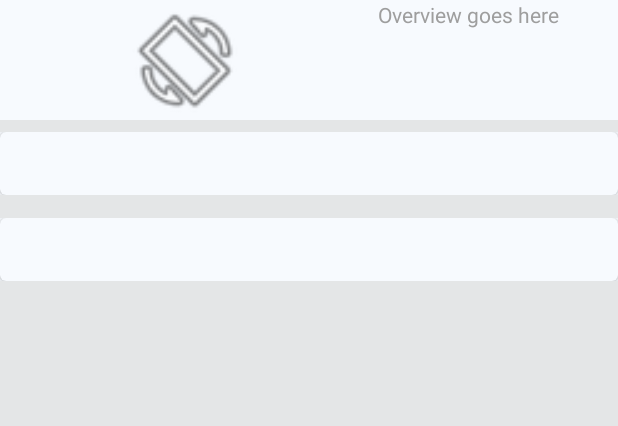
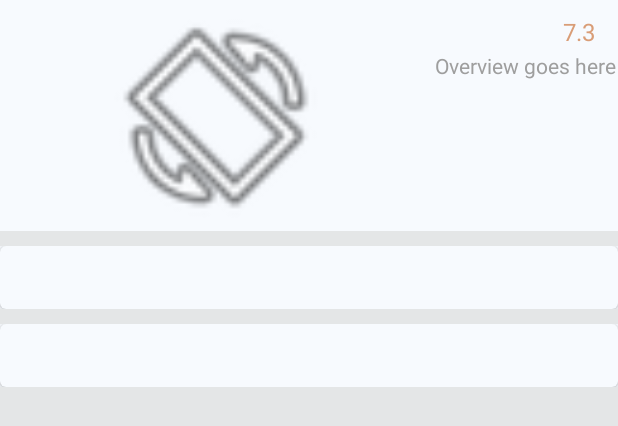
Before and after one commit to CaptainGabriel/YAMDA, an Android app: the layout fragment_popular_info.xml on its own in the app's theme, with its tools: preview values and no code run, on a phone screen of 412 x 824 dp. Shown: the top 426 px of the screen. Run offline under Robolectric (Android 15) with nearby library versions, the phone set to English and light mode, and no system bars; network calls fail.

Commit message:
Add rating view to spotlight movie. Refactor packages.

```diff
--- a/app/build.gradle
+++ b/app/build.gradle
@@ -25,7 +25,7 @@ android {
 
     buildTypes {
         debug {
-            buildConfigField ("Boolean", "SHOW_PICASSO_INDICATORS", "true")
+            buildConfigField ("Boolean", "SHOW_PICASSO_INDICATORS", "false")
         }
 
         release{
--- a/app/src/main/java/com/dev/moviedb/mvvm/activities/TabOptionsActivity.kt
+++ b/app/src/main/java/com/dev/moviedb/mvvm/activities/TabOptionsActivity.kt
@@ -35,8 +35,6 @@ class TabOptionsActivity : AppCompatActivity() {
         pagerLayoutFrame.adapter = MainOptionsPagerAdapter(supportFragmentManager)
 
         setupTabLayout()
-
-
     }
 
     private fun setupTabLayout() {
--- a/app/src/main/java/com/dev/moviedb/mvvm/adapters/MainOptionsPagerAdapter.kt
+++ b/app/src/main/java/com/dev/moviedb/mvvm/adapters/MainOptionsPagerAdapter.kt
@@ -4,7 +4,7 @@ import android.support.v4.app.Fragment
 import android.support.v4.app.FragmentManager
 import android.support.v4.app.FragmentPagerAdapter
 import com.dev.moviedb.mvvm.fragments.MoviesInfoFragment
-import com.dev.moviedb.mvvm.fragments.MoviesTabFragment
+import com.dev.moviedb.mvvm.movies_tab.MoviesTabFragment
 import com.dev.moviedb.mvvm.fragments.TvSeriesTabFragment
 import com.dev.moviedb.mvvm.fragments.UserAccountInfoFragment
 
--- a/app/src/main/java/com/dev/moviedb/mvvm/extensions/ImageView.kt
+++ b/app/src/main/java/com/dev/moviedb/mvvm/extensions/ImageView.kt
@@ -22,5 +22,6 @@ fun ImageView.loadUrl(url: String) {
     }
     Picasso.with(context)
             .load(loadUrl)
+            .transform(RoundedTransformation(7, 4))
             .into(this)
 }
--- a/app/src/main/java/com/dev/moviedb/mvvm/extensions/String.kt
+++ b/app/src/main/java/com/dev/moviedb/mvvm/extensions/String.kt
@@ -29,8 +29,7 @@ fun String.prependCallLocation(): String{
 /**
  * Use this method to format movie names when showing them in cardviews or something.
  */
-fun String.formatMovieCardName(): String{
-    val maxCharsInMovieName = 17
+fun String.formatMovieCardName(maxCharsInMovieName : Int = 17): String{
     if (this.length <= maxCharsInMovieName) return this
 
     val subVersion = this.substring(0..maxCharsInMovieName)
@@ -40,6 +39,9 @@ fun String.formatMovieCardName(): String{
         return subVersion.removeRange(maxCharsInMovieName-3, maxCharsInMovieName+1).plus("...")
     }
 }
+
+
+
 
 private fun StackTraceElement.extractClassName(): String {
     var tag = this.className
--- a/app/src/main/res/layout/fragment_popular_info.xml
+++ b/app/src/main/res/layout/fragment_popular_info.xml
@@ -4,7 +4,7 @@
     android:layout_height="match_parent"
     xmlns:custom="http://schemas.android.com/apk/res-auto"
     android:background="@color/pattensBlue"
-    tools:context="com.dev.moviedb.mvvm.fragments.MoviesTabFragment">
+    tools:context="com.dev.moviedb.mvvm.movies_tab.MoviesTabFragment">
 
     <ScrollView
         android:layout_width="fill_parent"
@@ -18,29 +18,50 @@
 
             <LinearLayout
                 android:orientation="horizontal"
-                android:minHeight="80dp"
+                android:minHeight="154dp"
                 android:weightSum="1"
-                android:layout_marginBottom="8dp"
+                android:layout_marginBottom="10dp"
                 android:layout_width="match_parent"
                 android:layout_height="wrap_content">
 
                 <ImageView
                     android:id="@+id/spotlight_movie_image"
                     android:layout_width="0dp"
-                    android:layout_weight="0.6"
+                    android:layout_weight="0.7"
                     android:layout_height="match_parent"
                     android:background="@color/aliceBlue"
                     tools:src="@android:drawable/ic_menu_always_landscape_portrait"/>
 
-                <TextView
-                    android:id="@+id/spotlight_movie_description"
-                    android:textColor="@color/medium_grey"
-                    android:background="@color/aliceBlue"
-                    android:layout_weight="0.4"
-                    android:paddingStart="5dp"
-                    tools:text = "Overview goes here"
+                <LinearLayout
+                    android:orientation="vertical"
+                    android:layout_weight="0.3"
                     android:layout_width="0dp"
-                    android:layout_height="match_parent" />
+                    android:layout_height="match_parent">
+
+                    <TextView
+                        android:id="@+id/spotlight_movie_rating"
+                        android:textColor="@color/tumbleweed"
+                        android:background="@color/aliceBlue"
+                        android:paddingEnd="15dp"
+                        android:paddingTop="10dp"
+                        android:textAlignment="textEnd"
+                        tools:text = "7.3"
+                        android:textSize="@dimen/text_size_medium"
+                        android:layout_width="match_parent"
+                        android:layout_height="wrap_content" />
+
+                    <TextView
+                        android:id="@+id/spotlight_movie_description"
+                        android:textColor="@color/medium_grey"
+                        android:background="@color/aliceBlue"
+                        android:paddingStart="2dp"
+                        android:paddingTop="2dp"
+                        tools:text = "Overview goes here"
+                        android:layout_width="match_parent"
+                        android:layout_height="match_parent" />
+
+                </LinearLayout>
+
             </LinearLayout>
 
 
@@ -51,7 +72,7 @@
                 android:layout_width="match_parent"
                 android:layout_height="wrap_content"
                 layout="@layout/include_movie_item_cardview"
-                android:layout_marginTop="15dp"
+                android:layout_marginTop="10dp"
                 android:id="@+id/topRatedCardView"/>
 
         </LinearLayout>
--- a/app/src/main/res/layout/item_movie_generic_layout.xml
+++ b/app/src/main/res/layout/item_movie_generic_layout.xml
@@ -20,6 +20,7 @@
         android:layout_alignParentStart="true"
         android:layout_below="@+id/itemImageFrame"
         android:autoSizeTextType="uniform"
+        android:paddingStart="8dp"
         android:textColor="@color/donJuan"
         tools:text="The Secret Life of ..." />
 
@@ -27,6 +28,7 @@
         android:layout_width="wrap_content"
         android:layout_height="wrap_content"
         android:layout_centerVertical="true"
+        android:paddingStart="8dp"
         android:layout_below="@id/movieTitleTxtView">
         <TextView
             android:id="@+id/movieRatingLabel"
```
Also changed, not shown: app/src/main/java/com/dev/moviedb/mvvm/extensions/RoundedTransformation.java (added, +45 -0 lines), app/src/main/java/com/dev/moviedb/mvvm/movies_tab/MoviesTabFragment.kt (renamed from app/src/main/java/com/dev/moviedb/mvvm/fragments/MoviesTabFragment.kt, +4 -4 lines), app/src/main/java/com/dev/moviedb/mvvm/movies_tab/PopularMoviesListAdapter.kt (renamed from app/src/main/java/com/dev/moviedb/mvvm/adapters/TopRatedMoviesListAdapter.kt, +11 -10 lines), app/src/main/java/com/dev/moviedb/mvvm/movies_tab/TopRatedMoviesListAdapter.kt (renamed from app/src/main/java/com/dev/moviedb/mvvm/adapters/PopularMoviesListAdapter.kt, +11 -10 lines).
